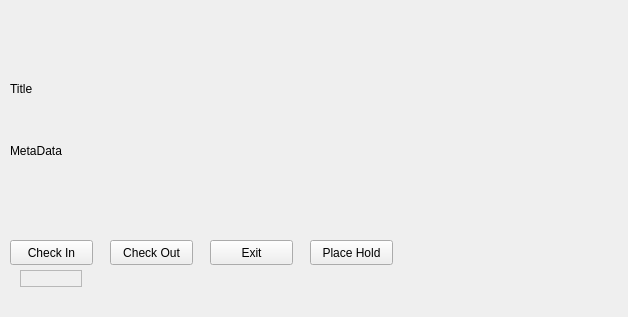
Old version of the form catalogueitemui.ui in the repository OliBot03/HinLIBS.
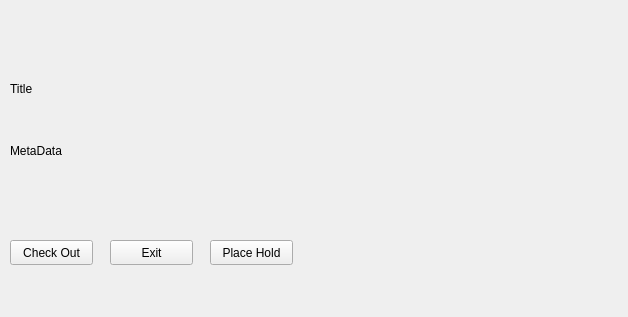
New version of the form.

Patch:
```diff
--- a/catalogueitemui.ui
+++ b/catalogueitemui.ui
@@ -48,23 +48,10 @@
     <string>MetaData</string>
    </property>
   </widget>
-  <widget class="QPushButton" name="checkin">
-   <property name="geometry">
-    <rect>
-     <x>10</x>
-     <y>240</y>
-     <width>83</width>
-     <height>25</height>
-    </rect>
-   </property>
-   <property name="text">
-    <string>Check In</string>
-   </property>
-  </widget>
   <widget class="QPushButton" name="checkout">
    <property name="geometry">
     <rect>
-     <x>110</x>
+     <x>10</x>
      <y>240</y>
      <width>83</width>
      <height>25</height>
@@ -77,7 +64,7 @@
   <widget class="QPushButton" name="exit">
    <property name="geometry">
     <rect>
-     <x>210</x>
+     <x>110</x>
      <y>240</y>
      <width>83</width>
      <height>25</height>
@@ -90,7 +77,7 @@
   <widget class="QPushButton" name="placeHold">
    <property name="geometry">
     <rect>
-     <x>310</x>
+     <x>210</x>
      <y>240</y>
      <width>83</width>
      <height>25</height>
@@ -100,31 +87,6 @@
     <string>Place Hold</string>
    </property>
   </widget>
-  <widget class="QLabel" name="status">
-   <property name="geometry">
-    <rect>
-     <x>20</x>
-     <y>270</y>
-     <width>62</width>
-     <height>17</height>
-    </rect>
-   </property>
-   <property name="autoFillBackground">
-    <bool>false</bool>
-   </property>
-   <property name="frameShape">
-    <enum>QFrame::StyledPanel</enum>
-   </property>
-   <property name="frameShadow">
-    <enum>QFrame::Raised</enum>
-   </property>
-   <property name="lineWidth">
-    <number>5</number>
-   </property>
-   <property name="text">
-    <string/>
-   </property>
-  </widget>
  </widget>
  <resources/>
  <connections/>
```
